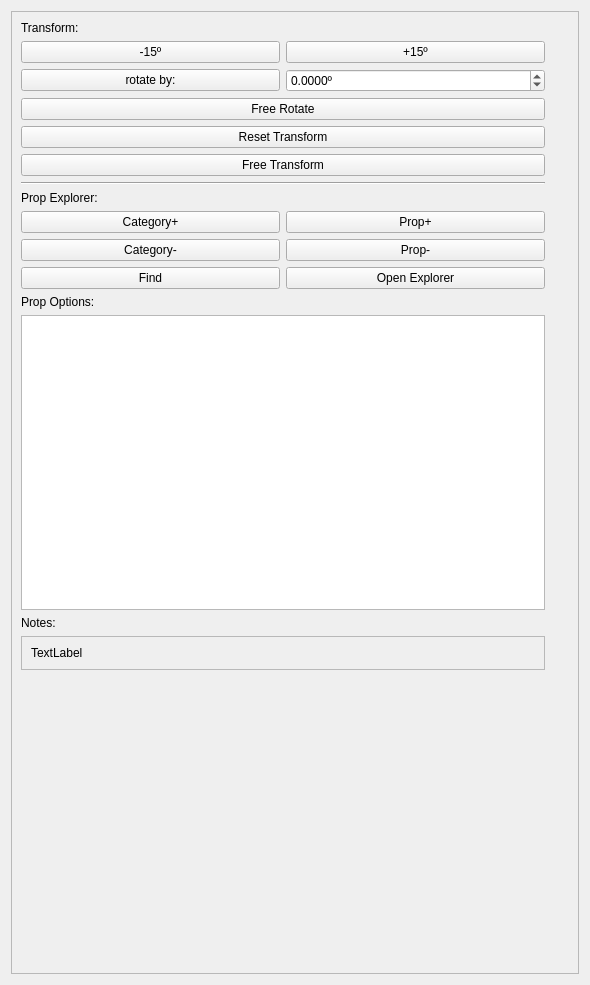
The window that ui/uifiles/editors/props_A_T.ui (timofey260/RWE-Sharp) describes before a commit, drawn with Qt 5.
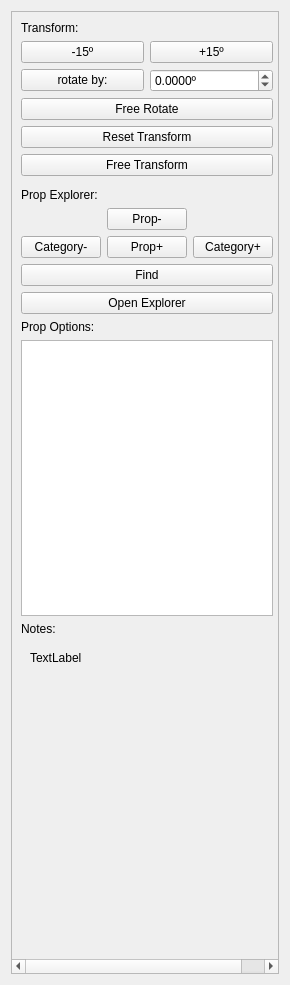
The same window after the commit.

```diff
--- a/ui/uifiles/editors/props_A_T.ui
+++ b/ui/uifiles/editors/props_A_T.ui
@@ -6,7 +6,7 @@
    <rect>
     <x>0</x>
     <y>0</y>
-    <width>590</width>
+    <width>290</width>
     <height>985</height>
    </rect>
   </property>
@@ -24,51 +24,15 @@
        <rect>
         <x>0</x>
         <y>0</y>
-        <width>570</width>
-        <height>965</height>
+        <width>281</width>
+        <height>948</height>
        </rect>
       </property>
       <layout class="QGridLayout" name="gridLayout_3">
-       <item row="12" column="0">
-        <widget class="QTreeWidget" name="PropOptions">
-         <attribute name="headerVisible">
-          <bool>false</bool>
-         </attribute>
-         <column>
-          <property name="text">
-           <string notr="true">1</string>
-          </property>
-         </column>
-        </widget>
-       </item>
-       <item row="11" column="0">
-        <widget class="QLabel" name="label">
-         <property name="text">
-          <string>Prop Options:</string>
-         </property>
-        </widget>
-       </item>
-       <item row="14" column="0">
-        <widget class="QLabel" name="label_2">
-         <property name="text">
-          <string>Notes:</string>
-         </property>
-        </widget>
-       </item>
-       <item row="4" column="0">
-        <widget class="QPushButton" name="ResetTransform">
-         <property name="text">
-          <string>Reset Transform</string>
-         </property>
-        </widget>
-       </item>
-       <item row="15" column="0">
+       <item row="17" column="0">
         <widget class="QFrame" name="frame_2">
          <property name="frameShape">
-          <enum>QFrame::Shape::StyledPanel</enum>
-         </property>
-         <property name="frameShadow">
-          <enum>QFrame::Shadow::Raised</enum>
+          <enum>QFrame::NoFrame</enum>
          </property>
          <layout class="QVBoxLayout" name="verticalLayout">
           <item>
@@ -84,66 +48,6 @@
          </layout>
         </widget>
        </item>
-       <item row="6" column="0">
-        <widget class="QPushButton" name="FreeTransform">
-         <property name="text">
-          <string>Free Transform</string>
-         </property>
-        </widget>
-       </item>
-       <item row="2" column="0">
-        <widget class="QPushButton" name="FreeRotate">
-         <property name="text">
-          <string>Free Rotate</string>
-         </property>
-        </widget>
-       </item>
-       <item row="10" column="0">
-        <layout class="QGridLayout" name="gridLayout_5">
-         <item row="1" column="0">
-          <widget class="QPushButton" name="CatPrev">
-           <property name="text">
-            <string>Category-</string>
-           </property>
-          </widget>
-         </item>
-         <item row="2" column="0">
-          <widget class="QPushButton" name="FindPE">
-           <property name="text">
-            <string>Find</string>
-           </property>
-          </widget>
-         </item>
-         <item row="0" column="2">
-          <widget class="QPushButton" name="PropNext">
-           <property name="text">
-            <string>Prop+</string>
-           </property>
-          </widget>
-         </item>
-         <item row="0" column="0">
-          <widget class="QPushButton" name="CatNext">
-           <property name="text">
-            <string>Category+</string>
-           </property>
-          </widget>
-         </item>
-         <item row="1" column="2">
-          <widget class="QPushButton" name="PropPrev">
-           <property name="text">
-            <string>Prop-</string>
-           </property>
-          </widget>
-         </item>
-         <item row="2" column="2">
-          <widget class="QPushButton" name="Explorer">
-           <property name="text">
-            <string>Open Explorer</string>
-           </property>
-          </widget>
-         </item>
-        </layout>
-       </item>
        <item row="9" column="0">
         <widget class="QLabel" name="label_3">
          <property name="text">
@@ -195,33 +99,22 @@
          </item>
         </layout>
        </item>
-       <item row="12" column="1">
-        <widget class="QFrame" name="frame">
-         <property name="frameShape">
-          <enum>QFrame::Shape::NoFrame</enum>
+       <item row="6" column="0">
+        <widget class="QPushButton" name="FreeTransform">
+         <property name="text">
+          <string>Free Transform</string>
          </property>
-         <layout class="QGridLayout" name="gridLayout"/>
         </widget>
        </item>
-       <item row="8" column="0">
-        <widget class="Line" name="line">
-         <property name="orientation">
-          <enum>Qt::Orientation::Horizontal</enum>
-         </property>
-        </widget>
-       </item>
-       <item row="0" column="0">
-        <widget class="QLabel" name="label_4">
+       <item row="2" column="0">
+        <widget class="QPushButton" name="FreeRotate">
          <property name="text">
-          <string>Transform:</string>
+          <string>Free Rotate</string>
          </property>
         </widget>
        </item>
-       <item row="16" column="0">
+       <item row="18" column="0">
         <spacer name="verticalSpacer">
-         <property name="orientation">
-          <enum>Qt::Orientation::Vertical</enum>
-         </property>
          <property name="sizeHint" stdset="0">
           <size>
            <width>20</width>
@@ -230,6 +123,107 @@
          </property>
         </spacer>
        </item>
+       <item row="14" column="1">
+        <widget class="QFrame" name="frame">
+         <property name="frameShape">
+          <enum>QFrame::NoFrame</enum>
+         </property>
+         <layout class="QGridLayout" name="gridLayout"/>
+        </widget>
+       </item>
+       <item row="13" column="0">
+        <widget class="QLabel" name="label">
+         <property name="text">
+          <string>Prop Options:</string>
+         </property>
+        </widget>
+       </item>
+       <item row="10" column="0">
+        <layout class="QGridLayout" name="gridLayout_5">
+         <item row="1" column="0">
+          <widget class="QPushButton" name="CatPrev">
+           <property name="text">
+            <string>Category-</string>
+           </property>
+          </widget>
+         </item>
+         <item row="0" column="1">
+          <widget class="QPushButton" name="PropPrev">
+           <property name="text">
+            <string>Prop-</string>
+           </property>
+          </widget>
+         </item>
+         <item row="1" column="2">
+          <widget class="QPushButton" name="CatNext">
+           <property name="text">
+            <string>Category+</string>
+           </property>
+          </widget>
+         </item>
+         <item row="1" column="1">
+          <widget class="QPushButton" name="PropNext">
+           <property name="text">
+            <string>Prop+</string>
+           </property>
+          </widget>
+         </item>
+        </layout>
+       </item>
+       <item row="8" column="0">
+        <widget class="Line" name="line">
+         <property name="orientation">
+          <enum>Qt::Vertical</enum>
+         </property>
+        </widget>
+       </item>
+       <item row="16" column="0">
+        <widget class="QLabel" name="label_2">
+         <property name="text">
+          <string>Notes:</string>
+         </property>
+        </widget>
+       </item>
+       <item row="11" column="0">
+        <widget class="QPushButton" name="FindPE">
+         <property name="text">
+          <string>Find</string>
+         </property>
+        </widget>
+       </item>
+       <item row="0" column="0">
+        <widget class="QLabel" name="label_4">
+         <property name="text">
+          <string>Transform:</string>
+         </property>
+        </widget>
+       </item>
+       <item row="14" column="0">
+        <widget class="QTreeWidget" name="PropOptions">
+         <attribute name="headerVisible">
+          <bool>false</bool>
+         </attribute>
+         <column>
+          <property name="text">
+           <string notr="true">1</string>
+          </property>
+         </column>
+        </widget>
+       </item>
+       <item row="4" column="0">
+        <widget class="QPushButton" name="ResetTransform">
+         <property name="text">
+          <string>Reset Transform</string>
+         </property>
+        </widget>
+       </item>
+       <item row="12" column="0">
+        <widget class="QPushButton" name="Explorer">
+         <property name="text">
+          <string>Open Explorer</string>
+         </property>
+        </widget>
+       </item>
       </layout>
      </widget>
     </widget>
```
